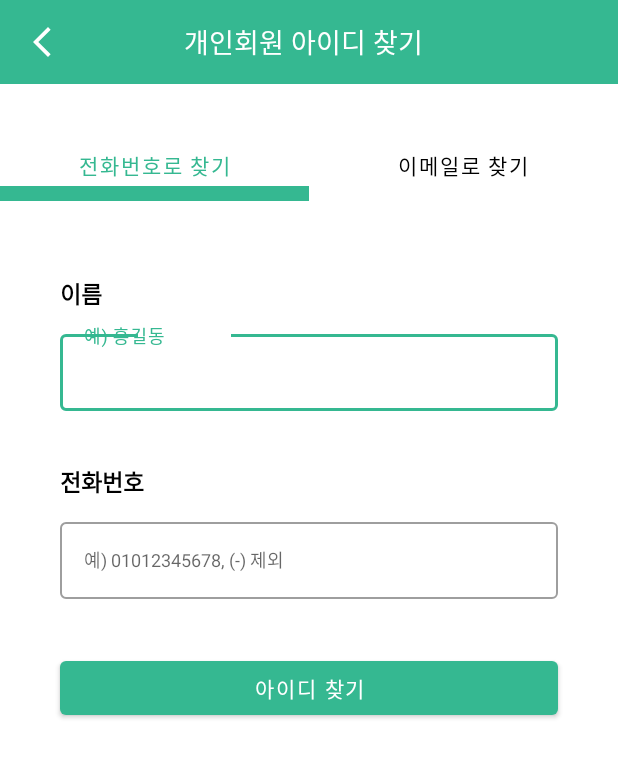
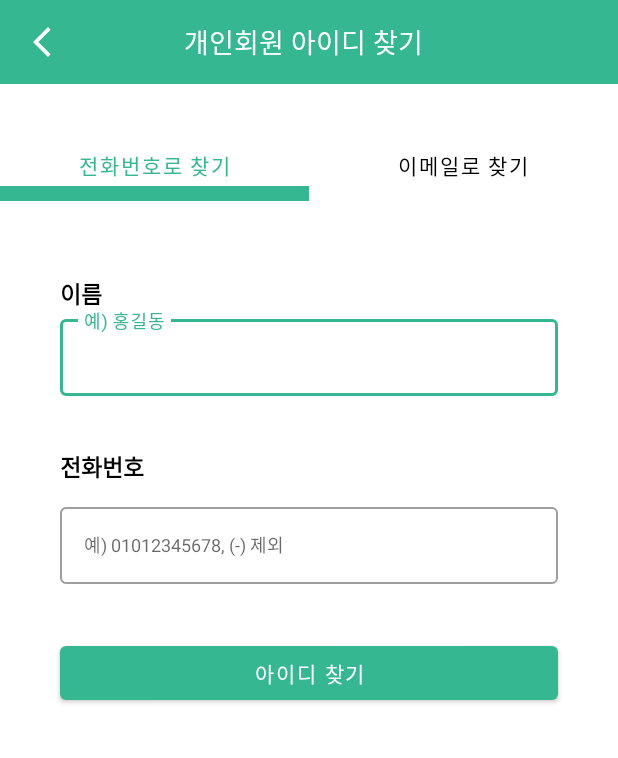
Before and after one commit to k-r-1/hanium-keepwork, an Android app: the FindPersonalIdPhoneFragment screen opened directly, with no data from a screen before it, on a phone screen of 412 x 824 dp. Shown: the top 758 px of the screen. Run offline under Robolectric (Android 15) with nearby library versions, the phone set to English and light mode, and no system bars.

Commit message:
아이디 찾기 창 수정중

```diff
--- a/app/src/main/res/layout/fragment_find_personal_id_phone.xml
+++ b/app/src/main/res/layout/fragment_find_personal_id_phone.xml
@@ -18,20 +18,20 @@
 
     <com.google.android.material.textfield.TextInputLayout
         android:layout_width="match_parent"
-        style="@style/Widget.MaterialComponents.TextInputLayout.OutlinedBox"
         android:layout_height="wrap_content"
-        android:layout_marginTop="10dp"
-        app:counterEnabled="false">
+        android:layout_marginStart="40dp"
+        android:layout_marginEnd="40dp"
+        android:hint="예) 홍길동"
+        style="@style/Widget.MaterialComponents.TextInputLayout.OutlinedBox">
 
         <com.google.android.material.textfield.TextInputEditText
             android:id="@+id/tiedtName_findpid_phone"
             android:layout_width="match_parent"
             android:layout_height="wrap_content"
-            android:layout_marginStart="40dp"
-            android:layout_marginEnd="40dp"
-            android:hint="예) 홍길동"
             android:textAppearance="@style/TextLabel" />
+
     </com.google.android.material.textfield.TextInputLayout>
+
 
     <TextView
         android:id="@+id/tvPhone_findpid"
```
